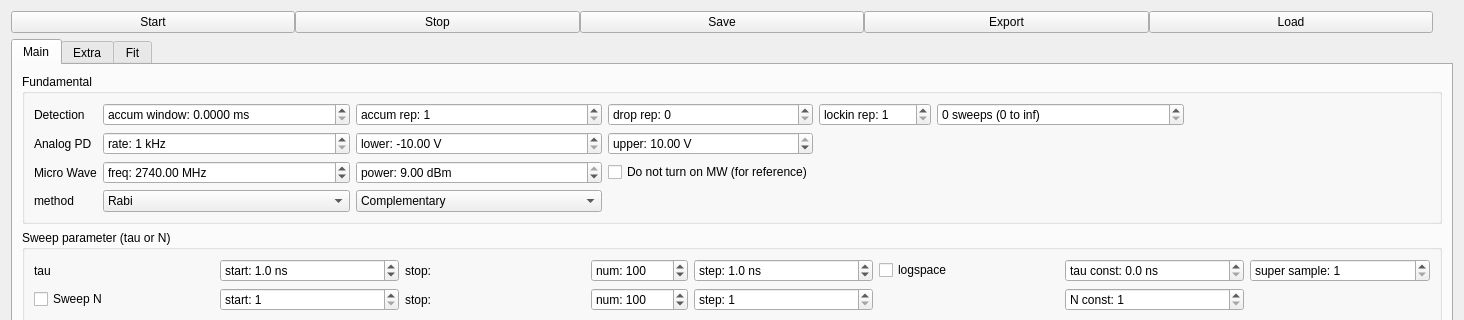
ToyotaCRDL/mahos, file mahos/gui/ui/spodmr.ui: the form before one commit; both pictures show x 0 to 1464 and y 0 to 320 of the 1464 by 755 pixel window.
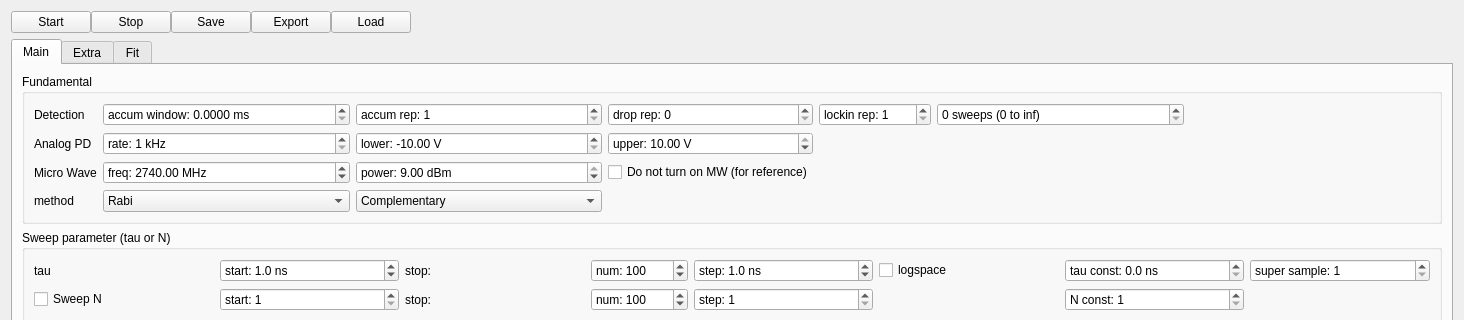
The form after the commit. Custom widgets are drawn as their Qt base class.

Commit message:
gui.spodmr: fix spacer's SizePolicy
- don't know why this was set QSizePolicy::Minimum

```diff
--- a/mahos/gui/ui/spodmr.ui
+++ b/mahos/gui/ui/spodmr.ui
@@ -61,12 +61,9 @@
          <property name="orientation">
           <enum>Qt::Horizontal</enum>
          </property>
-         <property name="sizeType">
-          <enum>QSizePolicy::Minimum</enum>
-         </property>
          <property name="sizeHint" stdset="0">
           <size>
-           <width>20</width>
+           <width>40</width>
            <height>20</height>
           </size>
          </property>
```
Left out of the diff: 2 changed lines with no effect on the pictures. The commit also changes 1 other file.
